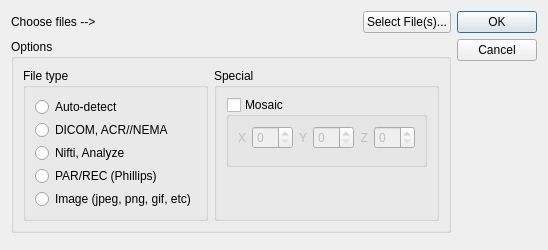
This is openfiledialog.ui in gbook/miviewer as Qt 5 draws it before an edit. The edited form follows.
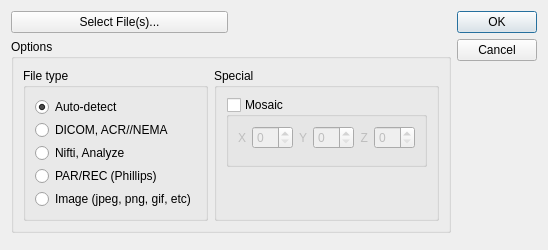
This is the edited form.

Diff of the .ui file:
```diff
--- a/openfiledialog.ui
+++ b/openfiledialog.ui
@@ -23,17 +23,10 @@
       <number>6</number>
      </property>
      <item>
-      <layout class="QHBoxLayout" name="horizontalLayout_2" stretch="1,0">
+      <layout class="QHBoxLayout" name="horizontalLayout_2" stretch="0,0">
        <property name="bottomMargin">
         <number>0</number>
        </property>
-       <item>
-        <widget class="QLabel" name="label">
-         <property name="text">
-          <string>Choose files --&gt;</string>
-         </property>
-        </widget>
-       </item>
        <item>
         <widget class="QPushButton" name="btnSelectFiles">
          <property name="maximumSize">
@@ -50,6 +43,13 @@
          </property>
         </widget>
        </item>
+       <item>
+        <widget class="QLabel" name="lblNumSelectedFiles">
+         <property name="text">
+          <string/>
+         </property>
+        </widget>
+       </item>
       </layout>
      </item>
      <item>
@@ -81,6 +81,9 @@
              <property name="text">
               <string>Auto-detect</string>
              </property>
+             <property name="checked">
+              <bool>true</bool>
+             </property>
             </widget>
            </item>
            <item>
```
Left out of the diff: 23 changed lines with no effect on the pictures.
